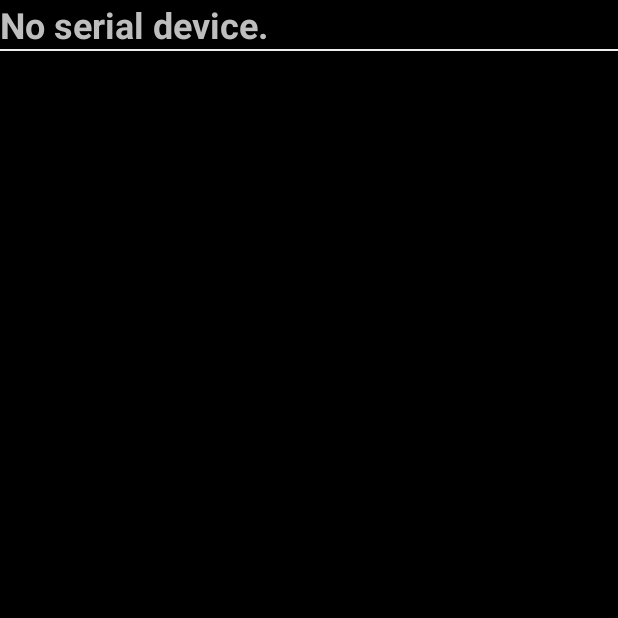
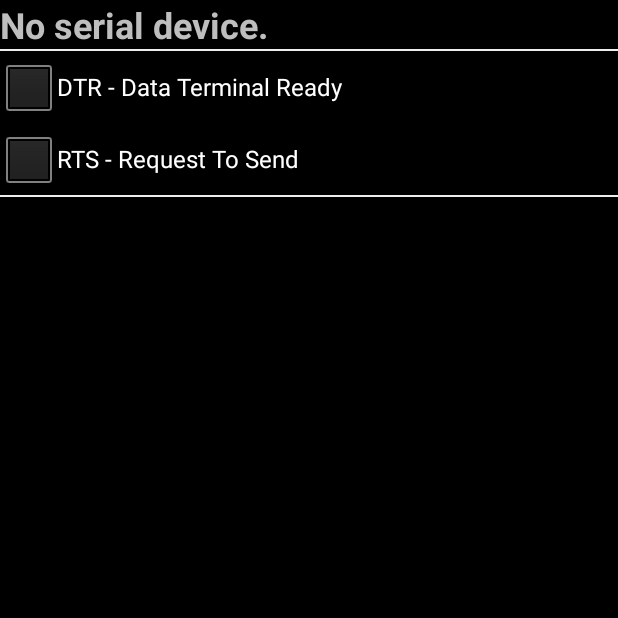
Before and after one commit to mik3y/usb-serial-for-android, an Android app: the SerialConsoleActivity screen opened directly, with no data from a screen before it, on a phone screen of 412 x 824 dp, the top half of it. Run offline under Robolectric (Android 15) with nearby library versions, the phone set to English and light mode, and no system bars.

Commit message:
User can now set DTR and RTS on the fly

```diff
--- a/usbSerialExamples/src/main/java/src/com/hoho/android/usbserial/examples/SerialConsoleActivity.java
+++ b/usbSerialExamples/src/main/java/src/com/hoho/android/usbserial/examples/SerialConsoleActivity.java
@@ -28,6 +28,8 @@ import android.hardware.usb.UsbDeviceConnection;
 import android.hardware.usb.UsbManager;
 import android.os.Bundle;
 import android.util.Log;
+import android.widget.CheckBox;
+import android.widget.CompoundButton;
 import android.widget.ScrollView;
 import android.widget.TextView;
 
@@ -64,6 +66,8 @@ public class SerialConsoleActivity extends Activity {
     private TextView mTitleTextView;
     private TextView mDumpTextView;
     private ScrollView mScrollView;
+    private CheckBox chkDTR;
+    private CheckBox chkRTS;
 
     private final ExecutorService mExecutor = Executors.newSingleThreadExecutor();
 
@@ -95,7 +99,29 @@ public class SerialConsoleActivity extends Activity {
         mTitleTextView = (TextView) findViewById(R.id.demoTitle);
         mDumpTextView = (TextView) findViewById(R.id.consoleText);
         mScrollView = (ScrollView) findViewById(R.id.demoScroller);
+        chkDTR = (CheckBox) findViewById(R.id.checkBoxDTR);
+        chkRTS = (CheckBox) findViewById(R.id.checkBoxRTS);
+
+        chkDTR.setOnCheckedChangeListener(new CompoundButton.OnCheckedChangeListener() {
+            @Override
+            public void onCheckedChanged(CompoundButton buttonView, boolean isChecked) {
+                try {
+                    sPort.setDTR(isChecked);
+                }catch (IOException x){}
+            }
+        });
+
+        chkRTS.setOnCheckedChangeListener(new CompoundButton.OnCheckedChangeListener() {
+            @Override
+            public void onCheckedChanged(CompoundButton buttonView, boolean isChecked) {
+                try {
+                    sPort.setRTS(isChecked);
+                }catch (IOException x){}
+            }
+        });
+
     }
+
 
     @Override
     protected void onPause() {
@@ -110,6 +136,11 @@ public class SerialConsoleActivity extends Activity {
             sPort = null;
         }
         finish();
+    }
+
+    void showStatus(TextView theTextView, String theLabel, boolean theValue){
+        String msg = theLabel + ": " + (theValue ? "enabled" : "disabled") + "\n";
+        theTextView.append(msg);
     }
 
     @Override
@@ -130,6 +161,15 @@ public class SerialConsoleActivity extends Activity {
             try {
                 sPort.open(connection);
                 sPort.setParameters(115200, 8, UsbSerialPort.STOPBITS_1, UsbSerialPort.PARITY_NONE);
+
+                showStatus(mDumpTextView, "CD  - Carrier Detect", sPort.getCD());
+                showStatus(mDumpTextView, "CTS - Clear To Send", sPort.getCTS());
+                showStatus(mDumpTextView, "DSR - Data Set Ready", sPort.getDSR());
+                showStatus(mDumpTextView, "DTR - Data Terminal Ready", sPort.getDTR());
+                showStatus(mDumpTextView, "DSR - Data Set Ready", sPort.getDSR());
+                showStatus(mDumpTextView, "RI  - Ring Indicator", sPort.getRI());
+                showStatus(mDumpTextView, "RTS - Request To Send", sPort.getRTS());
+
             } catch (IOException e) {
                 Log.e(TAG, "Error setting up device: " + e.getMessage(), e);
                 mTitleTextView.setText("Error opening device: " + e.getMessage());
--- a/usbSerialExamples/src/main/res/layout/serial_console.xml
+++ b/usbSerialExamples/src/main/res/layout/serial_console.xml
@@ -1,8 +1,8 @@
 <?xml version="1.0" encoding="utf-8"?>
-<RelativeLayout xmlns:android="http://schemas.android.com/apk/res/android"
+<LinearLayout xmlns:android="http://schemas.android.com/apk/res/android"
+    android:orientation="vertical"
     android:layout_width="match_parent"
     android:layout_height="match_parent" >
-
     <TextView
         android:id="@+id/demoTitle"
         android:layout_width="match_parent"
@@ -15,6 +15,25 @@
     <View
         android:id="@+id/separator"
         android:layout_width="match_parent"
+        android:layout_height="1dip"
+        android:background="#eeeeee" />
+
+    <CheckBox
+        android:layout_width="wrap_content"
+        android:layout_height="wrap_content"
+        android:text="@string/textBtnDTR"
+        android:id="@+id/checkBoxDTR" />
+
+
+    <CheckBox
+        android:layout_width="wrap_content"
+        android:layout_height="wrap_content"
+        android:text="@string/textBtnRTS"
+        android:id="@+id/checkBoxRTS" />
+
+    <View
+        android:id="@+id/separator2"
+        android:layout_width="match_parent"
         android:layout_below="@+id/demoTitle"
         android:layout_height="1dip"
         android:background="#eeeeee" />
@@ -23,7 +42,7 @@
         android:id="@+id/demoScroller"
         android:layout_width="match_parent"
         android:layout_height="wrap_content"
-        android:layout_below="@+id/separator" >
+         >
 
         <TextView
             android:id="@+id/consoleText"
@@ -32,5 +51,4 @@
             android:layout_height="wrap_content"
             android:typeface="monospace" />
     </ScrollView>
-
-</RelativeLayout>
+</LinearLayout>
--- a/usbSerialExamples/src/main/res/values/strings.xml
+++ b/usbSerialExamples/src/main/res/values/strings.xml
@@ -4,5 +4,7 @@
     <string name="app_title">USB Serial Example</string>
     <string name="app_name">Serial Example</string>
     <string name="refreshing">Refreshing...</string>
+    <string name="textBtnRTS">RTS - Request To Send</string>
+    <string name="textBtnDTR">DTR - Data Terminal Ready</string>
 
 </resources>
```
